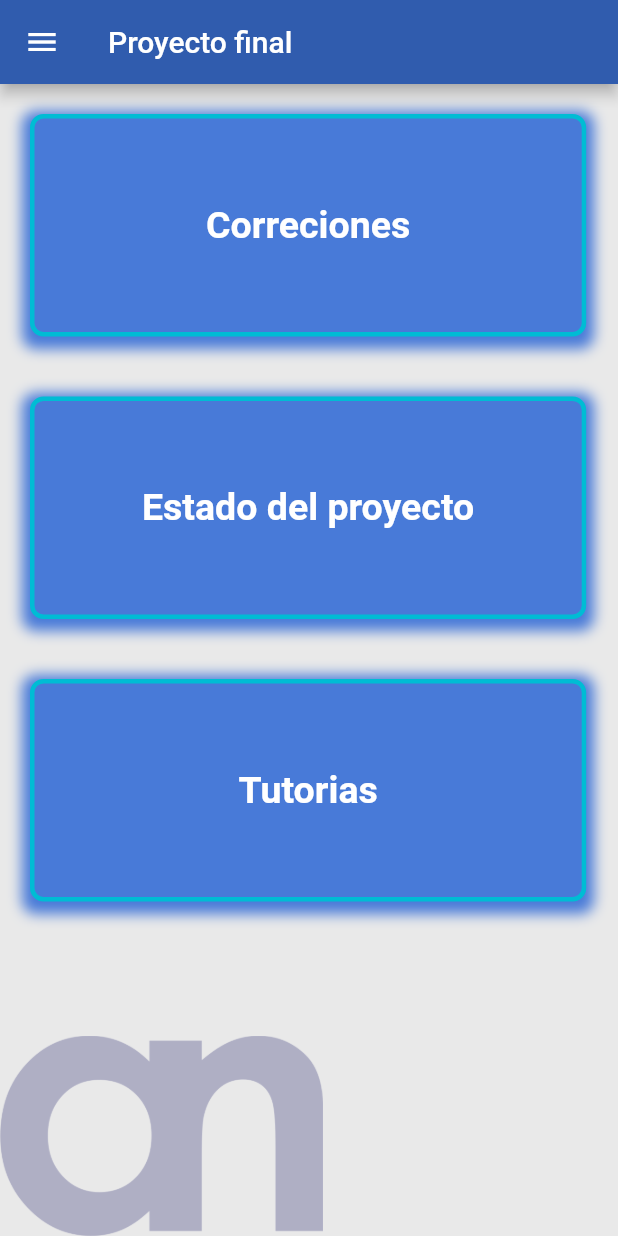
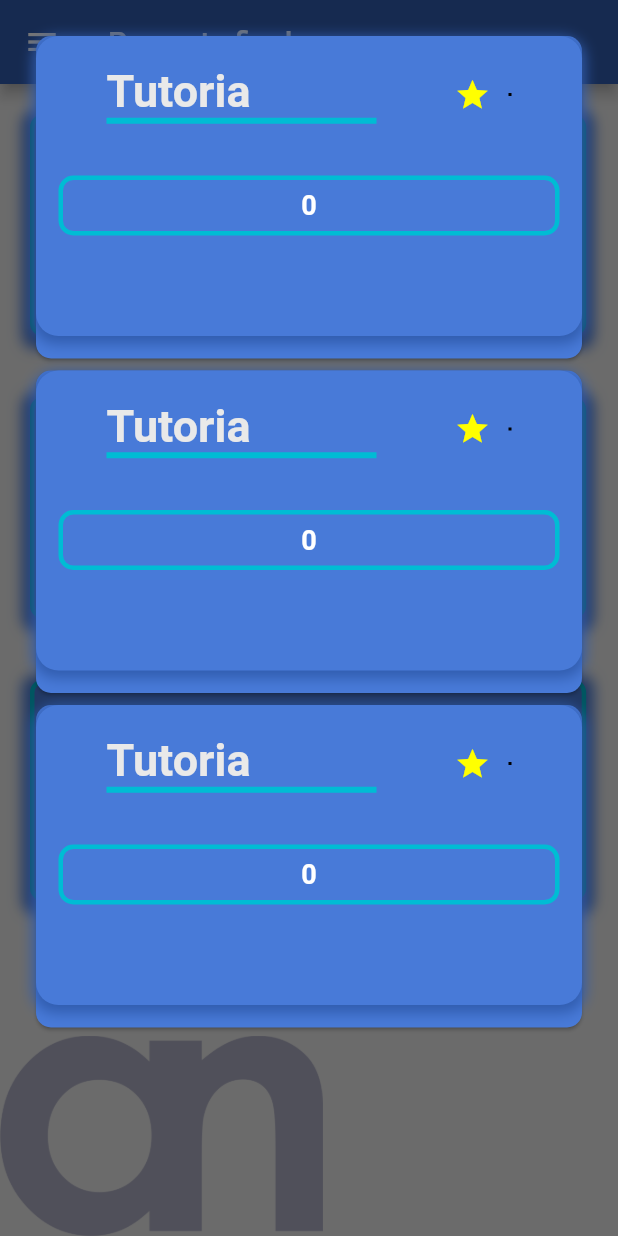
Before and after one commit to hughdide84/aulanosa2023Flutter, a Flutter app: the Proyecto_alumno screen opened directly, after a tap on "Tutorias", on a phone screen of 412 x 824 dp. Run offline on Flutter 3.47's test engine with Material 2 defaults, Android fonts, the phone set to English and light mode, and no system bars; our stand-ins replace animate_do, flutter_zoom_drawer, table_calendar.

Commit message:
Ventana de tutorias arreglada

```diff
--- a/Proyecto_Principal/aulanosa_app/lib/alumno/screem_proyecto_alumno.dart
+++ b/Proyecto_Principal/aulanosa_app/lib/alumno/screem_proyecto_alumno.dart
@@ -1,37 +1,33 @@
-// ignore_for_file: use_key_in_widget_constructors, camel_case_types, prefer_typing_uninitialized_variables, prefer_const_constructors, unnecessary_import, annotate_overrides, unused_import, unused_local_variable, non_constant_identifier_names, prefer_const_literals_to_create_immutables, avoid_unnecessary_containers, avoid_print, unused_element, unused_field, no_leading_underscores_for_local_identifiers, prefer_final_fields, sort_child_properties_last, sized_box_for_whitespace
 
-
+import 'package:animate_do/animate_do.dart';
 import 'package:flutter/cupertino.dart';
 import 'package:flutter/material.dart';
 import 'package:flutter_zoom_drawer/flutter_zoom_drawer.dart';
 
 import '../objetosNecesarios/menu_widget.dart';
+
 //Pagina que contiene la informacion de proyecto del alumno
-const List <String> lista = ['One', 'Two', 'Three', 'Four'];
+const List<String> lista = ["", "", ""];
 
 class Proyecto_alumno extends StatefulWidget {
   Proyecto_alumno2 createState() => Proyecto_alumno2();
 }
 
-bool marcado = false;
-
+int prueba = 0;
 
 class Proyecto_alumno2 extends State<Proyecto_alumno> {
   var size, heightA, widthA;
 
-
-  String dropdownValue = lista.first;
-
-
-
+  List<Card> listaCartas = [];
 
   @override
   Widget build(BuildContext context) {
-
     var size, heightA, widthA;
     late double alturaPantalla;
     late double anchoPantalla;
+    bool tutoria = false;
     DateTime hoy = DateTime.now();
+    bool marcado = false;
 
     //Reogememos las medidas de alto y ancho del dispositivo para poder trabajar siempre con medidas RELATIVAS
     setState(() {
@@ -40,152 +36,146 @@ class Proyecto_alumno2 extends State<Proyecto_alumno> {
       anchoPantalla = size.width;
     });
 
-    ListView _lista() {
-  return ListView(
-    children: <Widget>[
-      // ListTile es un widget que funciona como un bloque del ListView
-      ListTile(
-        // Tiene muchas propiedades que nos ayudan a ordenar la información.
-        // Titulo
-        title: Text('Primero'),
-        // Subtitulo
-        subtitle: Text('Este es el primer Tile'),
-        // Icono inicial del bloque
-        leading: Icon(Icons.add),
-        // Funcion que se ejecuta al hacer click en él
-        onTap: () {},
-      ),
-      ListTile(
-        title: Text('Primero'),
-        onTap: () {},
-      )
-    ],
-  );
-}
-
-
-
-    //Cuerpo de Vision de las fechas marcadas
-    Widget ventana_fechas_marcadas() {
+    //Metodo para crear cada carta de tutoria
+    void menuTutoria() {
+      showDialog(
+        context: context,
+        barrierDismissible: false,
+        builder: (BuildContext context) {
+          return StatefulBuilder(builder: (context, StateSetter setState) {
             return Padding(
-          padding: EdgeInsets.all(20.0),
+                padding: EdgeInsets.all(20),
                 child: Container(
-              alignment: Alignment.center,
-              width: anchoPantalla * 0.9,
-              height: alturaPantalla * 0.18,
-              decoration: BoxDecoration(
-
-                  color: Color.fromARGB(255, 72, 122, 216),
-                  boxShadow: [
-                    BoxShadow(
-                      color: Color.fromARGB(255, 72, 122, 216),
-                      spreadRadius: 5,
-                      blurRadius: 7,
-                      offset: Offset(0, 3), // changes position of shadow
-                    ),
-                  ],
-                  borderRadius: BorderRadius.circular(9.0),
-                  border: Border.all(color: Colors.cyan, width: 3)),
-              child: Stack(
-                children: [
-                  InkWell(
-                    child: Container(
-                      alignment: Alignment.center,
-                      width: anchoPantalla * 0.9,
-                      height: alturaPantalla * 0.18,
-                      child: Text("Tutorias",
-                          style: TextStyle(
-                              fontWeight: FontWeight.bold,
-                              fontSize: 25,
-                              color: Colors.white)),
-                    ),
-                    onTap: () {
-                      print("hola");
-                    },
-                  ),
-                ],
-              )));
-    }
-
-    Color seleccionado() {
-      if(!marcado){
-        return Color.fromARGB(255, 72, 122, 216);
-      }
-      return Colors.indigo;
-    }
-    Widget buildCar(int index) => Card(
-      shape: RoundedRectangleBorder(borderRadius: BorderRadius.circular(10)),
+                    child: ListView.builder(
+                        //Longitud de la lista
+                        itemCount: lista.length,
+                        itemBuilder: ((context, index) {
+                          /*Retornamos la estructura de la carta, lo hacemos de esta manera
+                          para poder actualizar el estado dentro del propio showDialog
+                          */
+                          bool marcado = false;
+                          List<Widget> listaCartas = <Widget>[];
+                          Widget carta = Card(
+                              shape: RoundedRectangleBorder(
+                                  borderRadius: BorderRadius.circular(10)),
                               color: Color.fromARGB(255, 72, 122, 216),
                               child: Container(
                                   padding: EdgeInsets.all(15),
                                   decoration: BoxDecoration(
-
                                       borderRadius: BorderRadius.circular(15),
                                       boxShadow: [
                                         BoxShadow(
-                      color: Color.fromARGB(255, 48, 92, 174),
+                                          color:
+                                              Color.fromARGB(255, 48, 92, 174),
                                           spreadRadius: 2,
                                           blurRadius: 7,
-                      offset: Offset(0, 3), // changes position of shadow
+                                          offset: Offset(0,
+                                              3), // changes position of shadow
                                         ),
                                       ],
-        color: seleccionado()
-        ),
+                                      color: Color.fromARGB(255, 72, 122, 216)),
                                   margin: EdgeInsets.only(bottom: 15),
                                   height: 200,
                                   width: 300,
-      child:  Stack(children: [
+                                  child: Stack(
+                                    children: [
                                       Column(
                                         children: [
                                           Container(
                                               decoration: BoxDecoration(),
                                               child: Row(
-            mainAxisAlignment: MainAxisAlignment.center,
+                                                mainAxisAlignment:
+                                                    MainAxisAlignment.center,
                                                 children: [
                                                   Container(
-
-                child: Row(children: [
+                                                      child: Row(
+                                                    children: [
                                                       Container(
                                                           width: 180,
+                                                          decoration:
+                                                              BoxDecoration(
+                                                            border: Border(
+                                                                top: BorderSide
+                                                                    .none,
+                                                                left: BorderSide
+                                                                    .none,
+                                                                right:
+                                                                    BorderSide
+                                                                        .none,
+                                                                bottom: BorderSide(
+                                                                    color: Colors
+                                                                        .cyan,
+                                                                    width: 4)),
+                                                          ),
+                                                          child: Text("Tutoria",
+                                                              style: TextStyle(
+                                                                  fontSize: 30,
+                                                                  color: Color
+                                                                      .fromARGB(
+                                                                          255,
+                                                                          233,
+                                                                          233,
+                                                                          233),
+                                                                  fontWeight:
+                                                                      FontWeight
+                                                                          .bold))),
+                                                      Container(
+                                                          margin:
+                                                              EdgeInsets.only(
+                                                                  left: 40),
+                                                          child: IconButton(
+                                                              color: Colors
+                                                                  .yellowAccent,
+                                                              onPressed: () {},
+                                                              icon: Icon(
+                                                                  Icons.star)))
+                                                    ],
+                                                  )),
+                                                  Container(
                                                     decoration: BoxDecoration(
-                  border: Border(top: BorderSide.none, left: BorderSide.none, right: BorderSide.none, bottom: BorderSide(color: Colors.cyan, width: 4) ),
-                ),
-                  child: Text("Tutoria",  style: TextStyle(fontSize: 30, color: Color.fromARGB(255, 233, 233, 233), fontWeight: FontWeight.bold))),
-                  Container(
-                    margin: EdgeInsets.only(left: 40),
-                    child: IconButton(
-
-                      color: Colors.yellowAccent,
-                      onPressed: (
-                      ) {
-                        setState(() {
-                          marcado == false ? marcado = true: marcado = false;
-                        });
-
-
-
-                      }, icon: Icon(Icons.star)))
-                ],)
-           ),
-           Container(
-            decoration: BoxDecoration(border: Border.all(color: Colors.black)),
+                                                        border: Border.all(
+                                                            color:
+                                                                Colors.black)),
                                                   )
-          ],)),
-
+                                                ],
+                                              )),
                                           Container(
                                               alignment: Alignment.center,
                                               height: 40,
                                               margin: EdgeInsets.only(top: 30),
                                               decoration: BoxDecoration(
+                                                border: Border.all(
+                                                    width: 3,
+                                                    color: Colors.cyan),
+                                                borderRadius:
+                                                    BorderRadius.circular(10),
+                                              ),
+                                              child: Text(
+                                                prueba.toString(),
+                                                style: TextStyle(
+                                                    fontSize: 18,
+                                                    color: Colors.white,
+                                                    fontWeight:
+                                                        FontWeight.bold),
+                                              ))
+                                        ],
+                                      ),
+                                    ],
+                                  )));
+                                   listaCartas.add(carta);
 
-                border: Border.all(width: 3, color: Colors.cyan),
-                borderRadius: BorderRadius.circular(10),
-              ),
-              child: Text(hoy.toString(), style: TextStyle(fontSize: 18, color: Colors.white, fontWeight: FontWeight.bold),))
-          ],),
+                                  return carta;
 
-      ],)
-     ));
+
+
+
+
+                        }))));
+          });
+        },
+      );
+    }
+
     //Cuerpo de vision de estado de proyecto
     Widget ventana_estado_proyecto() {
       return Padding(
@@ -196,7 +186,6 @@ class Proyecto_alumno2 extends State<Proyecto_alumno> {
               height: alturaPantalla * 0.18,
               decoration: BoxDecoration(
                   color: Color.fromARGB(255, 72, 122, 216),
-
                   boxShadow: [
                     BoxShadow(
                       color: Color.fromARGB(255, 72, 122, 216),
@@ -221,42 +210,12 @@ class Proyecto_alumno2 extends State<Proyecto_alumno> {
                               color: Colors.white)),
                     ),
                     onTap: () {
-                      showDialog<void>(
-                        context: context,
-                        barrierDismissible: false,
-                        builder: (BuildContext context) {
-                         return StatefulBuilder(builder: (context, StateSetter setState) {
-                          return Padding(
-                          padding: EdgeInsets.all(20),
-                          child: SingleChildScrollView(
-                          child: Container(
-                            width: 200,
-                            child: Column(children: [
-                            buildCar(1),
-                             SizedBox(width: 40),
-                            buildCar(1),
-                            SizedBox(width: 10),
-                            buildCar(1),
-                            SizedBox(width: 10),
-                            buildCar(1),
-                            const SizedBox(width: 10),
-                            buildCar(1),
-                            const SizedBox(width: 10),
-                            buildCar(1),
-                            ],)
-                        )));
-
-                         });
-
-                  },
-                      );
+                      menuTutoria();
                     },
                   ),
                 ],
               )));
     }
-
-
 
     //Cuerp de vision de la ventana de correciones
     Widget ventana_correciones() {
@@ -299,6 +258,47 @@ class Proyecto_alumno2 extends State<Proyecto_alumno> {
               )));
     }
 
+    //Cuerpo de Vision de las fechas marcadas
+    Widget ventana_fechas_marcadas() {
+      return Padding(
+          padding: EdgeInsets.all(20.0),
+          child: Container(
+              alignment: Alignment.center,
+              width: anchoPantalla * 0.9,
+              height: alturaPantalla * 0.18,
+              decoration: BoxDecoration(
+                  color: Color.fromARGB(255, 72, 122, 216),
+                  boxShadow: [
+                    BoxShadow(
+                      color: Color.fromARGB(255, 72, 122, 216),
+                      spreadRadius: 5,
+                      blurRadius: 7,
+                      offset: Offset(0, 3), // changes position of shadow
+                    ),
+                  ],
+                  borderRadius: BorderRadius.circular(9.0),
+                  border: Border.all(color: Colors.cyan, width: 3)),
+              child: Stack(
+                children: [
+                  InkWell(
+                    child: Container(
+                      alignment: Alignment.center,
+                      width: anchoPantalla * 0.9,
+                      height: alturaPantalla * 0.18,
+                      child: Text("Tutorias",
+                          style: TextStyle(
+                              fontWeight: FontWeight.bold,
+                              fontSize: 25,
+                              color: Colors.white)),
+                    ),
+                    onTap: () {
+                      menuTutoria();
+                    },
+                  ),
+                ],
+              )));
+    }
+
     return Scaffold(
         backgroundColor: Color.fromARGB(255, 233, 233, 233),
         appBar: AppBar(
@@ -327,26 +327,4 @@ class Proyecto_alumno2 extends State<Proyecto_alumno> {
           ],
         )));
   }
-
-
 }
-
-/*Padding(
-                          padding: EdgeInsets.all(20),
-                          child: SingleChildScrollView(
-                          child: Container(
-                            width: 200,
-                            child: Column(children: [
-                            buildCar(1),
-                             SizedBox(width: 40),
-                            buildCar(1),
-                            SizedBox(width: 10),
-                            buildCar(1),
-                            SizedBox(width: 10),
-                            buildCar(1),
-                            const SizedBox(width: 10),
-                            buildCar(1),
-                            const SizedBox(width: 10),
-                            buildCar(1),
-                            ],)
-                        ))); */
```
Lines whose indentation alone changed are shown as unchanged.
